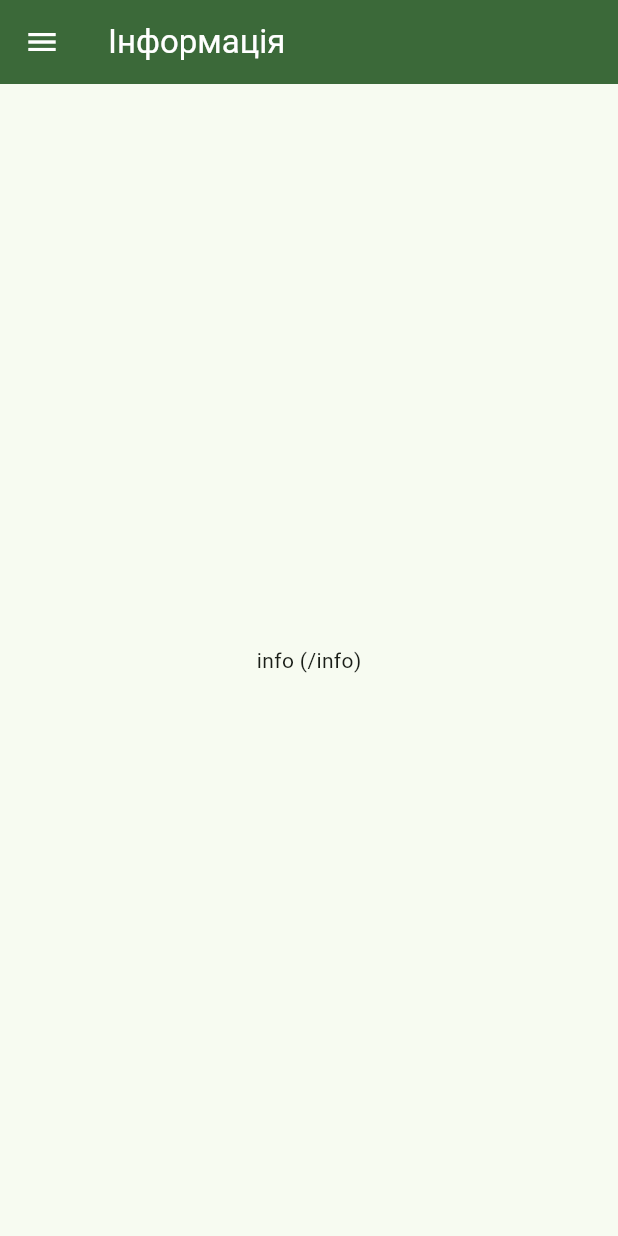
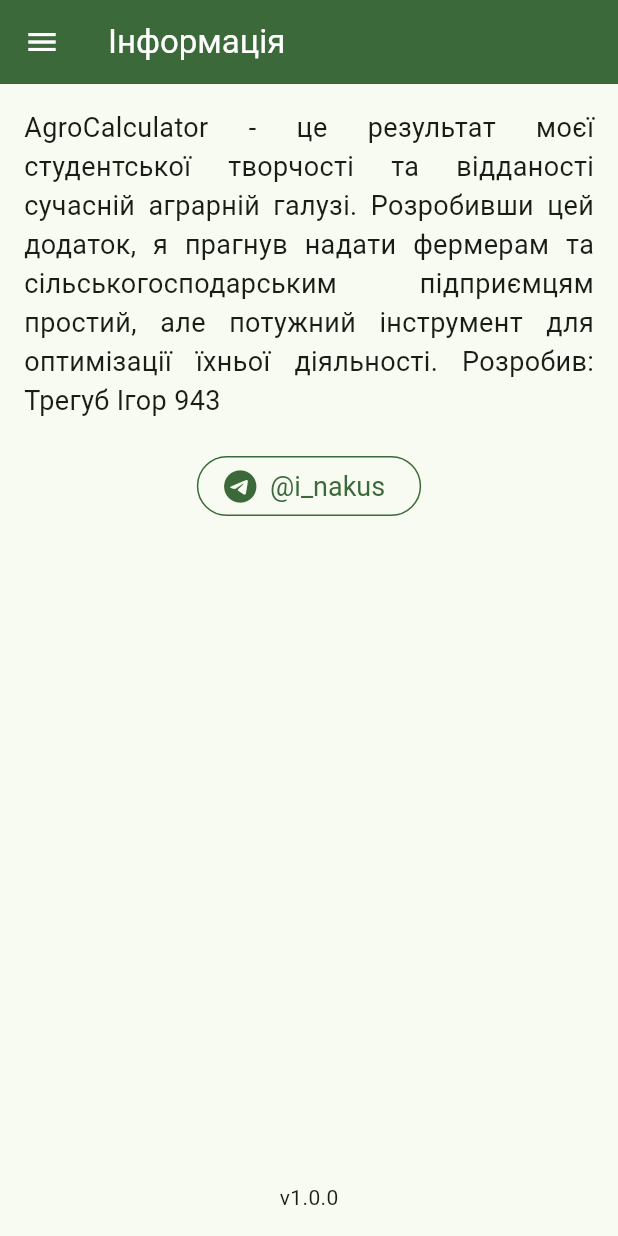
Before and after one commit to NakusBomber/flutter_agro_calculator, a Flutter app: the InfoPage screen opened by its route, on a phone screen of 412 x 824 dp. Run offline on Flutter 3.47's test engine with Material 3 defaults, Android fonts, the phone set to English and light mode, and no system bars; our stand-ins replace go_router, package_info_plus, shared_preferences; accounts and stored records are empty.

Commit message:
Edit info page

```diff
--- a/lib/pages/info_page.dart
+++ b/lib/pages/info_page.dart
@@ -1,19 +1,95 @@
 import 'package:agro_calculator/components/app_bar.dart';
 import 'package:agro_calculator/components/drawer.dart';
 import 'package:flutter/material.dart';
+import 'package:package_info_plus/package_info_plus.dart';
+import 'package:url_launcher/url_launcher.dart';
 
 
-class InfoPage extends StatelessWidget {
+class InfoPage extends StatefulWidget {
   const InfoPage({super.key});
+
+  @override
+  State<InfoPage> createState() => _InfoPageState();
+}
+
+class _InfoPageState extends State<InfoPage> {
+
+  final _tgNickname = 'i_nakus';
+  final _infoAbout =
+  '''
+AgroCalculator - це результат моєї студентської творчості та
+відданості сучасній аграрній галузі.
+Розробивши цей додаток, я прагнув надати фермерам та
+сільськогосподарським підприємцям простий,
+але потужний інструмент для оптимізації їхньої діяльності.
+Розробив: Трегуб Ігор 943
+  '''.replaceAll('\n', ' ');
+
+  void _launchTgUrl() async {
+    final Uri url = Uri(
+      scheme: 'https',
+      host: 't.me',
+      path: '/$_tgNickname',
+    );
+    if(!await launchUrl(url)) {
+      throw Exception('Error with open url: $url');
+    }
+  }
 
   @override
   Widget build(BuildContext context) {
     return Scaffold(
       appBar: AgroAppBar(context: context, label: 'Інформація',),
       drawer: getDrawer(context),
-      body: Center(
-        child: Text('info (/info)'),
+      body: Container(
+        margin: const EdgeInsets.all(16),
+        child: Column(
+          children: [
+            textAbout,
+            const SizedBox(height: 20,),
+            telegramButton,
+            const Spacer(),
+            version
+          ],
+        ),
       ),
     );
   }
+
+  Text get textAbout => Text(_infoAbout, style: const TextStyle(fontSize: 18), textAlign: TextAlign.justify,);
+
+  OutlinedButton get telegramButton {
+    return OutlinedButton.icon(
+        onPressed: _launchTgUrl,
+        style: ButtonStyle(
+          side: MaterialStatePropertyAll<BorderSide>(BorderSide(color: Theme.of(context).primaryColor)),
+          textStyle: const MaterialStatePropertyAll<TextStyle>(TextStyle(fontSize: 18)),
+          iconSize: const MaterialStatePropertyAll<double>(26)
+        ),
+        icon: const Icon(Icons.telegram_rounded),
+        label: Text('@$_tgNickname'),
+      );
+  }
+
+  FutureBuilder<PackageInfo> get version {
+    return FutureBuilder(
+        future: PackageInfo.fromPlatform(),
+        builder: (BuildContext context, AsyncSnapshot<dynamic> snapshot) {
+          String text;
+          if (snapshot.connectionState == ConnectionState.waiting) {
+            text = '...';
+          }
+          if (snapshot.hasError) {
+            text = 'Помилка!';
+          }
+          if (snapshot.data == null) {
+            text = 'Нема доступу!';
+          }
+          else {
+            text = 'v${snapshot.data!.version}';
+          }
+          return Text(text);
+        },
+      );
+  }
 }
--- a/pubspec.yaml
+++ b/pubspec.yaml
@@ -37,6 +37,8 @@ dependencies:
   cupertino_icons: ^1.0.2
   go_router: ^13.0.0
   shared_preferences: ^2.2.2
+  package_info_plus: ^5.0.1
+  url_launcher: ^6.2.3
 
 dev_dependencies:
   flutter_test:
```
Also changed, not shown: pubspec.lock.
